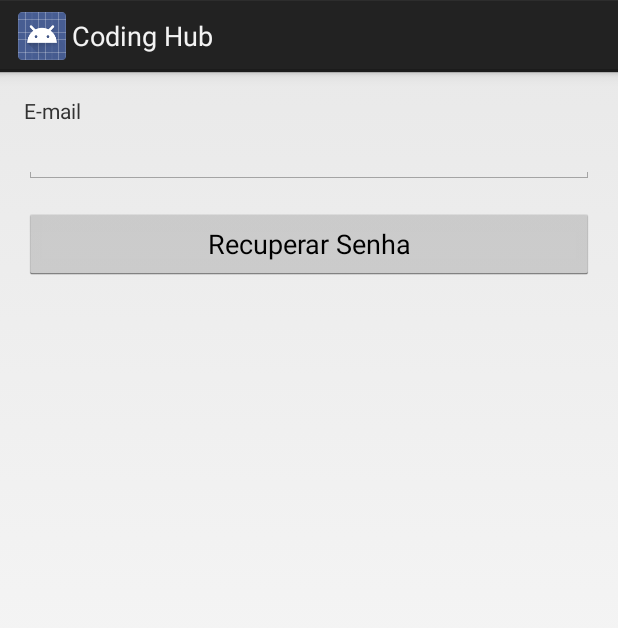
After one commit to hereismari/CodingHub, an Android app: the RecoveryActivity screen opened directly, with no data from a screen before it, on a phone screen of 412 x 824 dp. The commit adds this screen. Shown: the top 628 px of the screen. Run offline under Robolectric (Android 15) with nearby library versions, the phone set to English and light mode, and no system bars; our stand-ins replace ButterKnife, Volley; network calls fail.

Commit message:
Tela de recuperação de senha

```diff
--- a/app/src/main/AndroidManifest.xml
+++ b/app/src/main/AndroidManifest.xml
@@ -26,6 +26,7 @@
         </activity>
         <activity android:name=".SignupActivity" />
         <activity android:name=".SettingsActivity" />
+        <activity android:name=".RecoveryActivity" />
     </application>
 
 </manifest>
--- a/app/src/main/java/com/es/codinghub/app/LoginActivity.java
+++ b/app/src/main/java/com/es/codinghub/app/LoginActivity.java
@@ -70,6 +70,12 @@ public class LoginActivity extends Activity {
         finish();
     }
 
+    @OnClick(R.id.recoveryTextView) void recovery() {
+        Intent intent = new Intent(this, RecoveryActivity.class);
+        startActivity(intent);
+        finish();
+    }
+
     @OnClick(R.id.loginButton) void login() {
 
         progressDialog.setMessage(getString(R.string.authenticating));
--- /dev/null
+++ b/app/src/main/java/com/es/codinghub/app/RecoveryActivity.java
@@ -0,0 +1,112 @@
+package com.es.codinghub.app;
+
+import android.app.Activity;
+import android.app.ProgressDialog;
+import android.content.Intent;
+import android.os.Bundle;
+import android.view.WindowManager;
+import android.widget.Button;
+import android.widget.EditText;
+import android.widget.Toast;
+
+import com.android.volley.AuthFailureError;
+import com.android.volley.Request;
+import com.android.volley.RequestQueue;
+import com.android.volley.Response;
+import com.android.volley.VolleyError;
+import com.android.volley.toolbox.StringRequest;
+import com.android.volley.toolbox.Volley;
+
+import java.util.HashMap;
+import java.util.Map;
+
+import butterknife.BindView;
+import butterknife.ButterKnife;
+import butterknife.OnClick;
+
+public class RecoveryActivity extends Activity {
+
+    @BindView(R.id.emailEditText) EditText emailInput;
+    @BindView(R.id.recoverButton) Button confirmButton;
+
+    private ProgressDialog progressDialog;
+    private RequestQueue queue;
+    private String baseUrl;
+
+    @Override
+    public void onCreate(Bundle savedInstanceState) {
+        super.onCreate(savedInstanceState);
+
+        setContentView(R.layout.recovery_activity);
+        ButterKnife.bind(this);
+
+        progressDialog = new ProgressDialog(RecoveryActivity.this);
+        progressDialog.setIndeterminate(true);
+        progressDialog.setCancelable(false);
+
+        getWindow().setSoftInputMode(WindowManager.LayoutParams.SOFT_INPUT_STATE_HIDDEN);
+
+        queue = Volley.newRequestQueue(this);
+        baseUrl = getString(R.string.api_url);
+    }
+
+    @Override
+    protected void onDestroy() {
+        super.onDestroy();
+        progressDialog.dismiss();
+    }
+
+    @OnClick(R.id.recoverButton) void recover() {
+
+        progressDialog.setMessage(getString(R.string.recovering));
+        progressDialog.show();
+
+        String url = baseUrl + "/auth/recover";
+
+        queue.add(new StringRequest(Request.Method.POST, url,
+
+            new Response.Listener<String>() {
+                @Override
+                public void onResponse(String response) {
+                    onSuccess();
+                }
+            },
+
+            new Response.ErrorListener() {
+                @Override
+                public void onErrorResponse(VolleyError error) {
+                    onFail();
+                }
+            })
+        {
+            @Override
+            protected Map<String, String> getParams() throws AuthFailureError {
+                Map<String, String> params = new HashMap<>();
+
+                String email = emailInput.getText().toString();
+                params.put("email", email);
+
+                return params;
+            }
+        });
+    }
+
+    @Override
+    public void onBackPressed() {
+        Intent intent = new Intent(this, LoginActivity.class);
+        startActivity(intent);
+        finish();
+    }
+
+    public void onSuccess() {
+        Toast.makeText(getBaseContext(), getString(R.string.recovery_succeded),
+                Toast.LENGTH_LONG).show();
+        onBackPressed();
+    }
+
+    public void onFail() {
+        Toast.makeText(getBaseContext(), getString(R.string.recovery_failed),
+                Toast.LENGTH_LONG).show();
+        progressDialog.hide();
+    }
+}
--- /dev/null
+++ b/app/src/main/res/layout/recovery_activity.xml
@@ -0,0 +1,44 @@
+<?xml version="1.0" encoding="utf-8"?>
+<ScrollView xmlns:android="http://schemas.android.com/apk/res/android"
+    xmlns:tools="http://schemas.android.com/tools"
+    android:layout_width="match_parent"
+    android:layout_height="match_parent"
+    android:gravity="center_vertical"
+    android:orientation="vertical"
+    tools:context=".LoginActivity" >
+
+    <LinearLayout
+        android:layout_width="match_parent"
+        android:layout_height="wrap_content"
+        android:orientation="vertical"
+        android:paddingBottom="@dimen/activity_vertical_margin"
+        android:paddingLeft="@dimen/activity_horizontal_margin"
+        android:paddingRight="@dimen/activity_horizontal_margin"
+        android:paddingTop="@dimen/activity_vertical_margin" >
+
+        <TextView
+            android:id="@+id/emailTextView"
+            android:layout_width="wrap_content"
+            android:layout_height="wrap_content"
+            android:text="@string/email" />
+
+        <EditText
+            android:id="@+id/emailEditText"
+            android:layout_width="match_parent"
+            android:layout_height="wrap_content"
+            android:layout_marginBottom="16dp"
+            android:ems="10"
+            android:inputType="textEmailAddress" >
+
+            <requestFocus />
+        </EditText>
+
+        <Button
+            android:id="@+id/recoverButton"
+            android:layout_width="match_parent"
+            android:layout_height="wrap_content"
+            android:layout_marginBottom="16dp"
+            android:text="@string/confirm_recovery" />
+    </LinearLayout>
+
+</ScrollView>
--- a/app/src/main/res/layout/settings_activity.xml
+++ b/app/src/main/res/layout/settings_activity.xml
@@ -30,7 +30,11 @@
             android:layout_height="wrap_content"
             android:inputType="textPersonName"
             android:ems="10"
-            android:hint="@string/username" />
+            android:hint="@string/username">
+            <requestFocus />
+        </EditText>
+
+
     </LinearLayout>
 
     <Button
--- a/app/src/main/res/values/strings.xml
+++ b/app/src/main/res/values/strings.xml
@@ -22,4 +22,9 @@
     <string name="deleting_account">Deletando Conta</string>
     <string name="fetching_data">Atualizando</string>
     <string name="no_connection">Sem conexão</string>
+    <string name="forgot_password">Esqueci minha senha</string>
+    <string name="confirm_recovery">Recuperar Senha</string>
+    <string name="recovering">Recuperando Senha&#8230;</string>
+    <string name="recovery_failed">Recuperação falhou</string>
+    <string name="recovery_succeded">Um e-mail foi enviado para você</string>
 </resources>
```
Also changed, not shown: api/src/main/java/com/es/codinghub/api/Mailing.java (+18 -0 lines), api/src/main/java/com/es/codinghub/api/resources/AuthenticationManager.java (+3 -6 lines), app/src/main/res/layout/login_activity.xml (+10 -1 lines).
